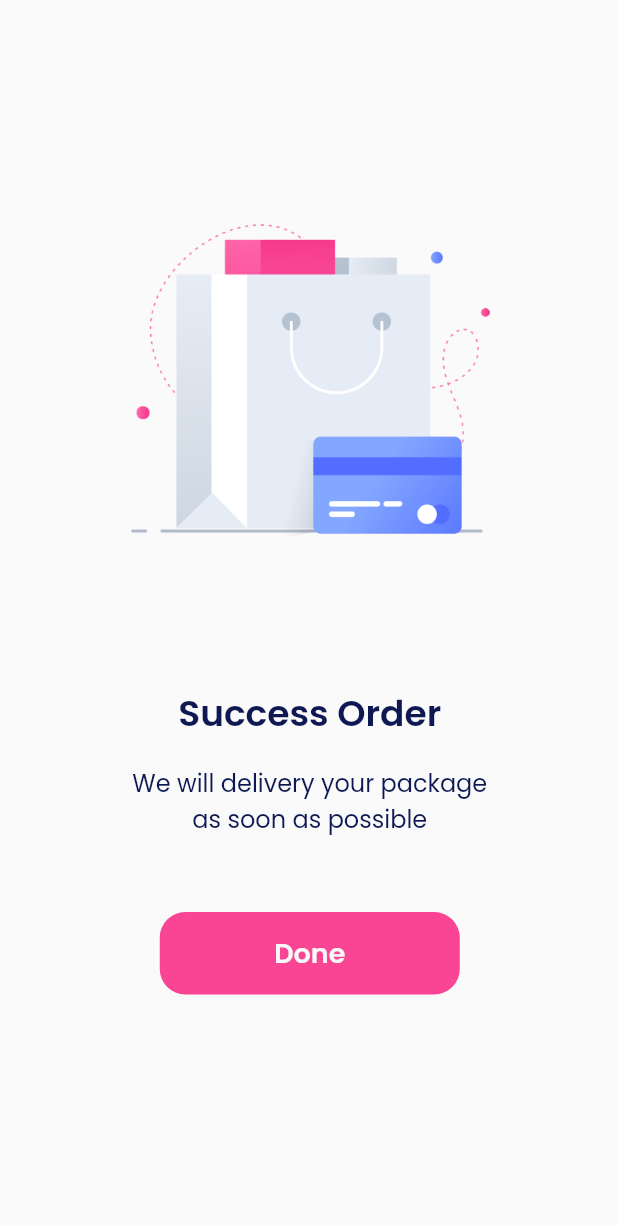
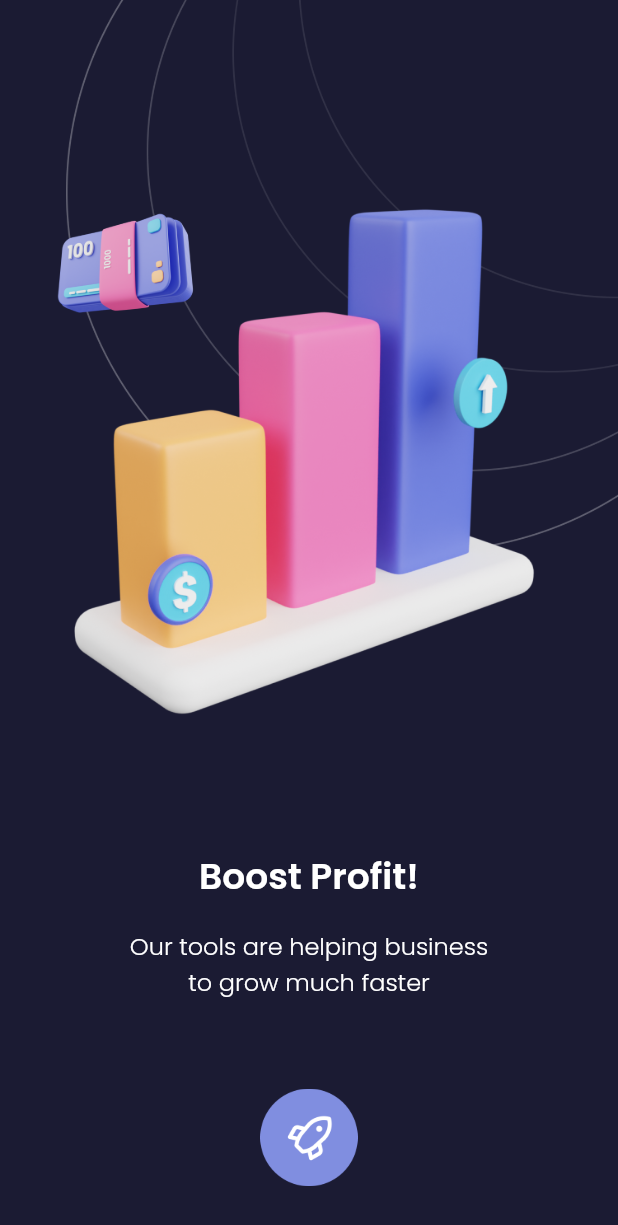
Before and after one commit to irmanyazid/sevendays, a Flutter app: the screen it shows after launch, on a phone screen of 412 x 824 dp. Shown: the top 1225 px of the screen. Run offline on Flutter 3.47's test engine with Material 2 defaults, Android fonts, the phone set to English and light mode, and no system bars; our stand-ins replace google_fonts.

Commit message:
add and slicing second_empty page and update theme and main

```diff
--- a/lib/main.dart
+++ b/lib/main.dart
@@ -1,4 +1,4 @@
-import 'package:day1_splash_screen/pages/first_empty.dart';
+import 'package:day1_splash_screen/pages/second_empty.dart';
 import 'package:flutter/material.dart';
 
 void main() => runApp(const SevenDays());
@@ -10,7 +10,7 @@ class SevenDays extends StatelessWidget {
   Widget build(BuildContext context) {
     return const MaterialApp(
       debugShowCheckedModeBanner: false,
-      home: FirstEmpty(),
+      home: SecondEmpty(),
     );
   }
 }
--- /dev/null
+++ b/lib/pages/second_empty.dart
@@ -0,0 +1,43 @@
+import 'package:day1_splash_screen/widgets/theme.dart';
+import 'package:flutter/material.dart';
+
+class SecondEmpty extends StatelessWidget {
+  const SecondEmpty({super.key});
+
+  @override
+  Widget build(BuildContext context) {
+    return Scaffold(
+      backgroundColor: darkBlueColor,
+      body: SingleChildScrollView(
+        child: Center(
+          child: Column(
+            children: [
+              Image.asset(
+                'assets/chart_illustration.png',
+                // width: 375,
+                // height: 454,
+              ),
+              const SizedBox(height: 68),
+              Text(
+                'Boost Profit!',
+                style: titleTextStyle,
+              ),
+              const SizedBox(height: 16),
+              Text(
+                'Our tools are helping business \nto grow much faster',
+                textAlign: TextAlign.center,
+                style: descTextStyle,
+              ),
+              const SizedBox(height: 59),
+              Image.asset(
+                'assets/rocket_button.png',
+                width: 65,
+              ),
+              const SizedBox(height: 66),
+            ],
+          ),
+        ),
+      ),
+    );
+  }
+}
--- a/lib/widgets/theme.dart
+++ b/lib/widgets/theme.dart
@@ -4,6 +4,7 @@ import 'package:google_fonts/google_fonts.dart';
 Color blackColor = const Color(0xff0E1954);
 Color whiteColor = const Color(0xffFFFFFF);
 Color lightGrayColor = const Color(0xffF8F8F8);
+Color darkBlueColor = const Color(0xff1B1B33);
 
 //Empty State V1
 TextStyle boldTextStyle = GoogleFonts.poppins(
```
